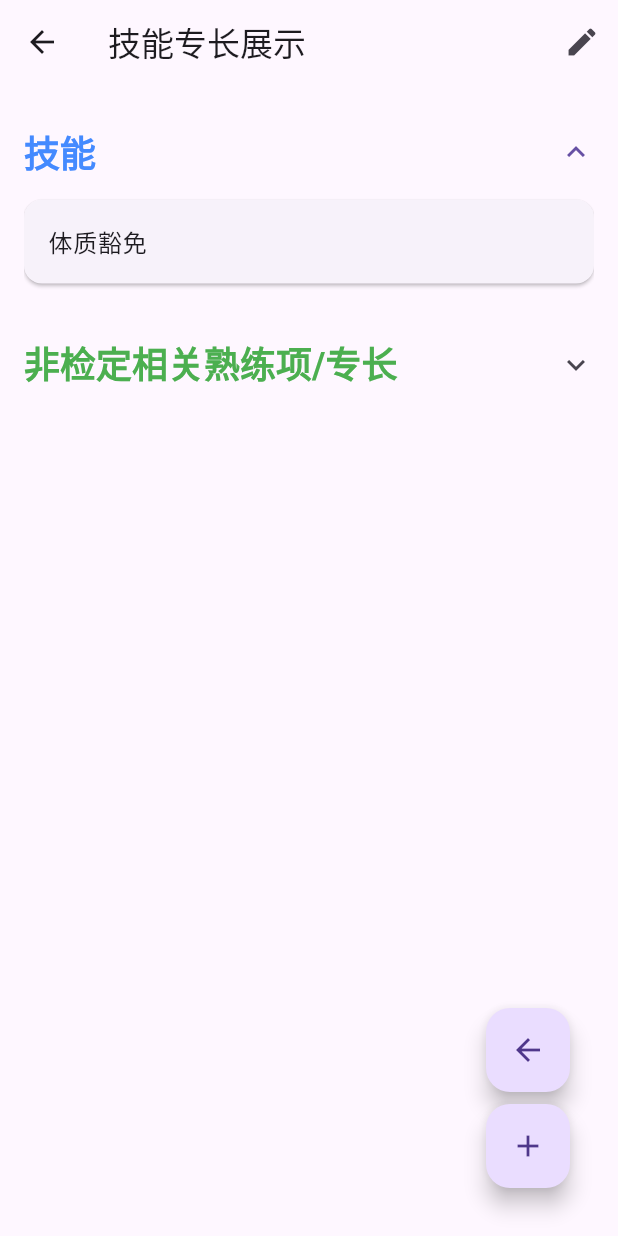
After one commit to wanakiki/dnd_character_sheet, a Flutter app: the screen it shows after launch, after a tap on "技能专长", on a phone screen of 412 x 824 dp. The commit adds this screen. Run offline on Flutter 3.47's test engine with Material 3 defaults, Android fonts, the phone set to English and light mode, and no system bars; our stand-ins replace font_awesome_flutter, isar; accounts and stored records are empty; generated files the repository leaves out were written again.

Commit message:
feat: Add skill screen.

```diff
--- a/lib/app/data/character.dart
+++ b/lib/app/data/character.dart
@@ -4,6 +4,7 @@
 import 'package:dnd_character/app/data/diceset.dart';
 import 'package:isar/isar.dart';
 import 'items.dart';
+import 'expertise_item.dart';
 
 part 'character.g.dart';
 
@@ -29,6 +30,8 @@ class Character {
   String avatarUrl;
   List<DiceSet> diceBag; // 新增骰子袋属性
   List<Item> backpack; // 新增背包属性
+  List<String> skills; // 新增技能属性
+  List<ExpertiseItem> expertise; // 新增专长属性
 
   Character({
     required this.name,
@@ -48,6 +51,8 @@ class Character {
     this.avatarUrl = '',
     this.diceBag = const [], // 初始化骰子袋
     this.backpack = const [], // 初始化背包
+    this.skills = const [], // 初始化技能
+    this.expertise = const [], // 初始化专长
   });
 
   factory Character.fromJson(Map<String, dynamic> json) {
@@ -75,6 +80,11 @@ class Character {
               ?.map((e) => Item.fromJson(e as Map<String, dynamic>))
               .toList() ??
           [],
+      skills: List<String>.from(json['skills'] ?? []), // 从JSON中获取技能
+      expertise: (json['expertise'] as List<dynamic>?)
+              ?.map((e) => ExpertiseItem.fromJson(e as Map<String, dynamic>))
+              .toList() ??
+          [], // 从JSON中获取专长
     );
   }
 
@@ -97,6 +107,10 @@ class Character {
       'avatarUrl': avatarUrl,
       'diceBag': diceBag.map((diceSet) => diceSet.toJson()).toList(),
       'backpack': backpack.map((item) => item.toJson()).toList(),
+      'skills': skills, // 将技能转换为JSON
+      'expertise': expertise
+          .map((expertiseItem) => expertiseItem.toJson())
+          .toList(), // 将专长转换为JSON
     };
   }
 
@@ -114,7 +128,9 @@ class Character {
         'Coin (Gold, Silver, Copper): ${coin[0]}, ${coin[1]}, ${coin[2]}\n'
         'Avatar: $avatarUrl\n'
         'Dice Bag: ${diceBag.map((diceSet) => diceSet.toString()).join(', ')}\n'
-        'Backpack: ${backpack.map((item) => item.toString()).join(', ')}';
+        'Backpack: ${backpack.map((item) => item.toString()).join(', ')}\n'
+        'Skills: ${skills.join(', ')}\n' // 添加技能到字符串表示
+        'Expertise: ${expertise.map((expertiseItem) => expertiseItem.toString()).join(', ')}'; // 添加专长到字符串表示
   }
 
   // Factory constructor to create a default empty character
@@ -141,6 +157,8 @@ class Character {
       backpack: [
         Item(name: 'Sword', quantity: 1, description: 'A sharp blade')
       ], // 初始化空背包
+      skills: ['体质豁免'],
+      expertise: [ExpertiseItem(name: '一种乐器', description: '长笛')], // 初始化专长
     );
   }
 
@@ -163,6 +181,8 @@ class Character {
     String? avatarUrl,
     List<DiceSet>? diceBag,
     List<Item>? backpack,
+    List<String>? skills,
+    List<ExpertiseItem>? expertise,
   }) {
     return Character(
       name: name ?? this.name,
@@ -182,6 +202,8 @@ class Character {
       avatarUrl: avatarUrl ?? this.avatarUrl,
       diceBag: diceBag ?? this.diceBag,
       backpack: backpack ?? this.backpack,
+      skills: skills ?? this.skills, // 添加技能到copyWith方法
+      expertise: expertise ?? this.expertise, // 添加专长到copyWith方法
     );
   }
 }
--- /dev/null
+++ b/lib/app/data/expertise_item.dart
@@ -0,0 +1,34 @@
+import 'package:isar/isar.dart';
+part 'expertise_item.g.dart';
+
+@embedded
+class ExpertiseItem {
+  String name; // 专长名称
+  String description; // 专长描述
+
+  ExpertiseItem({
+    this.name = 'Default Expertise', // 默认名称
+    this.description = 'Default description of the expertise.', // 默认描述
+  });
+
+  // 从JSON创建ExpertiseItem对象
+  factory ExpertiseItem.fromJson(Map<String, dynamic> json) {
+    return ExpertiseItem(
+      name: json['name'],
+      description: json['description'],
+    );
+  }
+
+  // 将ExpertiseItem对象转换为JSON
+  Map<String, dynamic> toJson() {
+    return {
+      'name': name,
+      'description': description,
+    };
+  }
+
+  @override
+  String toString() {
+    return '名称: $name, 描述: $description';
+  }
+}
--- a/lib/app/pages/home_page.dart
+++ b/lib/app/pages/home_page.dart
@@ -10,6 +10,7 @@ import 'package:dnd_character/app/widgets/race_and_class_widget.dart';
 import 'package:dnd_character/app/widgets/combat_stats_widget.dart';
 import 'package:dnd_character/app/widgets/dice_bag.dart';
 import 'package:dnd_character/app/widgets/backpack_widget.dart';
+import 'package:dnd_character/app/pages/skill_page.dart';
 
 class CharacterDisplayScreen extends StatelessWidget {
   CharacterDisplayScreen({super.key});
@@ -82,6 +83,16 @@ class CharacterDisplayScreen extends StatelessWidget {
                     ],
                   ),
                   AttributesDisplay(attributes: character.attributes),
+                  const SizedBox(height: 10),
+                  ElevatedButton(
+                    onPressed: () {
+                      Navigator.push(
+                          context,
+                          MaterialPageRoute(
+                              builder: (context) => SkillExpertiseScreen()));
+                    },
+                    child: Text('技能专长'),
+                  ),
                   DiceBagWidget(diceBag: character.diceBag),
                   BackpackWidget(backpack: character.backpack),
                 ],
--- /dev/null
+++ b/lib/app/pages/skill_page.dart
@@ -0,0 +1,303 @@
+import 'package:flutter/material.dart';
+import 'package:dnd_character/app/data/character_manager.dart';
+import 'package:provider/provider.dart';
+import 'package:dnd_character/app/data/expertise_item.dart';
+
+class SkillExpertiseScreen extends StatefulWidget {
+  SkillExpertiseScreen({super.key});
+
+  @override
+  _SkillExpertiseScreenState createState() => _SkillExpertiseScreenState();
+}
+
+class _SkillExpertiseScreenState extends State<SkillExpertiseScreen> {
+  bool _isEditMode = false;
+
+  void _toggleEditMode() {
+    setState(() {
+      _isEditMode = !_isEditMode;
+    });
+  }
+
+  void _addSkillOrExpertise(BuildContext context) {
+    showDialog(
+      context: context,
+      builder: (BuildContext context) {
+        return AddSkillOrExpertiseDialog();
+      },
+    );
+  }
+
+  void _deleteSkill(BuildContext context, String skill) {
+    Provider.of<CharacterManager>(context, listen: false).deleteSkill(skill);
+  }
+
+  void _deleteExpertise(BuildContext context, String expertise) {
+    Provider.of<CharacterManager>(context, listen: false)
+        .deleteExpertise(expertise);
+  }
+
+  @override
+  Widget build(BuildContext context) {
+    return WillPopScope(
+      onWillPop: () async => true,
+      child: Scaffold(
+        appBar: AppBar(
+          title: const Text('技能专长展示'),
+          actions: [
+            IconButton(
+              icon: Icon(_isEditMode ? Icons.check : Icons.edit),
+              onPressed: _toggleEditMode,
+              tooltip: _isEditMode ? 'Finish Editing' : 'Edit',
+            ),
+          ],
+        ),
+        body: Consumer<CharacterManager>(
+          builder: (context, manager, child) {
+            final skills = manager.character.skills;
+            final expertise = manager.character.expertise;
+
+            return Padding(
+              padding: const EdgeInsets.all(16.0),
+              child: ListView(
+                children: [
+                  Theme(
+                    data: Theme.of(context).copyWith(
+                      dividerColor: Colors.transparent, // 去除分隔线颜色
+                    ),
+                    child: ExpansionTile(
+                      title: Text(
+                        '技能',
+                        style:
+                            Theme.of(context).textTheme.headlineSmall?.copyWith(
+                                  fontWeight: FontWeight.bold,
+                                  color: Colors.blueAccent,
+                                ),
+                      ),
+                      initiallyExpanded: true, // 默认展开
+                      tilePadding: EdgeInsets.zero,
+                      childrenPadding: EdgeInsets.zero,
+                      children: skills
+                          .map((skill) => Card(
+                                margin: EdgeInsets.symmetric(vertical: 4.0),
+                                child: ListTile(
+                                  title: Text(skill),
+                                  trailing: _isEditMode
+                                      ? IconButton(
+                                          icon: Icon(Icons.delete,
+                                              color: Colors.red),
+                                          onPressed: () =>
+                                              _deleteSkill(context, skill),
+                                          tooltip: 'Delete Skill',
+                                        )
+                                      : null,
+                                ),
+                              ))
+                          .toList(),
+                    ),
+                  ),
+                  const SizedBox(height: 20),
+                  Theme(
+                    data: Theme.of(context).copyWith(
+                      dividerColor: Colors.transparent, // 去除分隔线颜色
+                    ),
+                    child: ExpansionTile(
+                      title: Text(
+                        '非检定相关熟练项/专长',
+                        style:
+                            Theme.of(context).textTheme.headlineSmall?.copyWith(
+                                  fontWeight: FontWeight.bold,
+                                  color: Colors.green,
+                                ),
+                      ),
+                      tilePadding: EdgeInsets.zero,
+                      childrenPadding: EdgeInsets.zero,
+                      children: expertise
+                          .map((exp) => Card(
+                                margin: EdgeInsets.symmetric(vertical: 4.0),
+                                child: ListTile(
+                                  title: Text(exp.name),
+                                  subtitle: Text(exp.description),
+                                  trailing: _isEditMode
+                                      ? IconButton(
+                                          icon: Icon(Icons.delete,
+                                              color: Colors.red),
+                                          onPressed: () => _deleteExpertise(
+                                              context, exp.name),
+                                          tooltip: 'Delete Expertise',
+                                        )
+                                      : null,
+                                ),
+                              ))
+                          .toList(),
+                    ),
+                  ),
+                ],
+              ),
+            );
+          },
+        ),
+        floatingActionButton: Stack(
+          children: [
+            Positioned(
+              bottom: 80.0, // Adjust the position as needed
+              right: 16.0,
+              child: FloatingActionButton(
+                heroTag: 'backButton', // Unique heroTag
+                onPressed: () => Navigator.of(context).pop(),
+                child: Icon(Icons.arrow_back),
+                tooltip: '返回',
+              ),
+            ),
+            Positioned(
+              bottom: 16.0,
+              right: 16.0,
+              child: FloatingActionButton(
+                heroTag: 'addButton', // Unique heroTag
+                onPressed: () => _addSkillOrExpertise(context),
+                child: Icon(Icons.add),
+                tooltip: 'Add Skill or Expertise',
+              ),
+            ),
+          ],
+        ),
+      ),
+    );
+  }
+}
+
+class AddSkillOrExpertiseDialog extends StatefulWidget {
+  @override
+  _AddSkillOrExpertiseDialogState createState() =>
+      _AddSkillOrExpertiseDialogState();
+}
+
+class _AddSkillOrExpertiseDialogState extends State<AddSkillOrExpertiseDialog> {
+  bool _isAddingSkill = true;
+  final TextEditingController _descriptionController = TextEditingController();
+  String? _selectedSkill;
+
+  final List<String> _skills = [
+    '力量 - 运动',
+    '力量 - 豁免',
+    '敏捷 - 特技',
+    '敏捷 - 巧手',
+    '敏捷 - 隐匿',
+    '敏捷 - 豁免',
+    '智力 - 奥秘',
+    '智力 - 历史',
+    '智力 - 调查',
+    '智力 - 自然',
+    '智力 - 宗教',
+    '智力 - 豁免',
+    '感知 - 驯兽',
+    '感知 - 洞悉',
+    '感知 - 医药',
+    '感知 - 察觉',
+    '感知 - 生存',
+    '感知 - 豁免',
+    '魅力 - 欺瞒',
+    '魅力 - 威吓',
+    '魅力 - 表演',
+    '魅力 - 游说',
+    '魅力 - 豁免',
+  ];
+
+  @override
+  Widget build(BuildContext context) {
+    return AlertDialog(
+      title: Text('添加技能或专长'),
+      content: Column(
+        mainAxisSize: MainAxisSize.min,
+        children: [
+          Row(
+            children: [
+              Expanded(
+                child: RadioListTile<bool>(
+                  title: Text('技能'),
+                  value: true,
+                  groupValue: _isAddingSkill,
+                  onChanged: (value) {
+                    setState(() {
+                      _isAddingSkill = value!;
+                    });
+                  },
+                ),
+              ),
+              Expanded(
+                child: RadioListTile<bool>(
+                  title: Text('专长'),
+                  value: false,
+                  groupValue: _isAddingSkill,
+                  onChanged: (value) {
+                    setState(() {
+                      _isAddingSkill = value!;
+                    });
+                  },
+                ),
+              ),
+            ],
+          ),
+          if (_isAddingSkill)
+            SizedBox(
+              width:
+                  double.infinity, // Set the width to fill the available space
+              child: DropdownButton<String>(
+                value: _selectedSkill,
+                hint: Text('选择技能'),
+                onChanged: (String? newValue) {
+                  setState(() {
+                    _selectedSkill = newValue;
+                  });
+                },
+                items: _skills.map<DropdownMenuItem<String>>((String value) {
+                  return DropdownMenuItem<String>(
+                    value: value,
+                    child: Text(value),
+                  );
+                }).toList(),
+                isExpanded:
+                    true, // Ensure the dropdown button expands to fill the width
+              ),
+            ),
+          if (!_isAddingSkill)
+            TextField(
+              controller: _descriptionController,
+              decoration: InputDecoration(labelText: '描述'),
+            ),
+        ],
+      ),
+      actions: [
+        TextButton(
+          onPressed: () {
+            if (_isAddingSkill) {
+              if (_selectedSkill != null) {
+                Provider.of<CharacterManager>(context, listen: false)
+                    .addSkill(_selectedSkill!);
+              }
+            } else {
+              if (_selectedSkill != null &&
+                  _descriptionController.text.isNotEmpty) {
+                Provider.of<CharacterManager>(context, listen: false)
+                    .addExpertise(
+                  ExpertiseItem(
+                    name: _selectedSkill!,
+                    description: _descriptionController.text,
+                  ),
+                );
+              }
+            }
+            Navigator.of(context).pop();
+          },
+          child: Text('添加'),
+        ),
+        TextButton(
+          onPressed: () {
+            Navigator.of(context).pop();
+          },
+          child: Text('取消'),
+        ),
+      ],
+    );
+  }
+}
--- a/lib/main.dart
+++ b/lib/main.dart
@@ -2,6 +2,7 @@ import 'package:flutter/material.dart';
 import 'package:dnd_character/app/pages/home_page.dart';
 import 'package:dnd_character/app/data/character_manager.dart';
 import 'package:provider/provider.dart';
+import 'package:dnd_character/app/pages/skill_page.dart';
 
 void main() {
   runApp(
```
Also changed, not shown: lib/app/data/character_manager.dart (+30 -1 lines), lib/app/data/character.g.dart, lib/app/data/expertise_item.g.dart (added), 1 other file.
